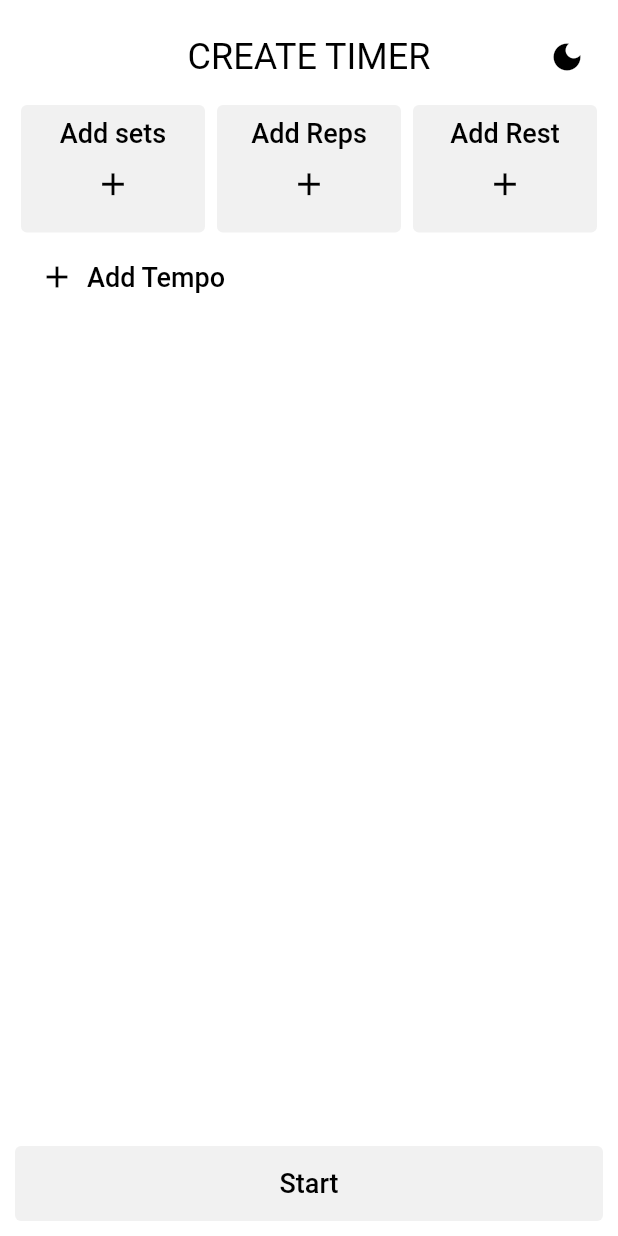
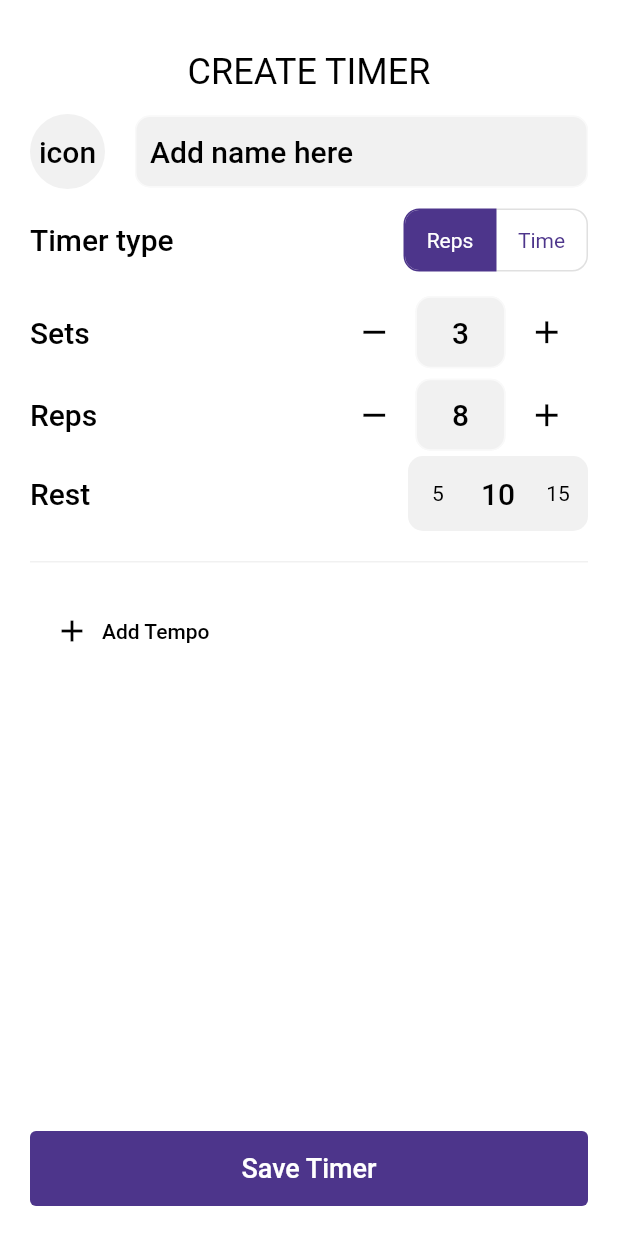
Before and after one commit to djock/intervals, a Flutter app: the screen it shows after launch, on a phone screen of 412 x 824 dp. Run offline on Flutter 3.47's test engine with Material 2 defaults, Android fonts, the light colour scheme and no system bars; drawn by our look-alikes of flutter_slidable, numberpicker; our stand-ins replace adaptive_dialog, another_flushbar, assets_audio_player, flutter_riverpod; missing offline and left inert: simple_logger.

Commit message:
Create Timer new ui

```diff
--- a/lib/main.dart
+++ b/lib/main.dart
@@ -1,6 +1,7 @@
 import 'package:flutter/material.dart';
 import 'package:flutter/services.dart';
 import 'package:flutter_riverpod/flutter_riverpod.dart';
+import 'package:focus/screens/create_timer_screen.dart';
 import 'package:focus/screens/navigation_screen.dart';
 import 'package:focus/screens/timer_screen.dart';
 import 'package:focus/screens/timer_settings_screen.dart';
@@ -8,6 +9,8 @@ import 'package:focus/utilities/app_theme.dart';
 import 'package:focus/utilities/providers.dart';
 
 void main() {
+  WidgetsFlutterBinding.ensureInitialized();
+
   Future.delayed(Duration(milliseconds: 1))
       .then((value) => SystemChrome.setPreferredOrientations([
             DeviceOrientation.portraitUp,
@@ -46,6 +49,7 @@ class AppState extends State<App> {
             NavigationScreen.id: (context) => NavigationScreen(),
             TimerSettingsScreen.id: (context) => TimerSettingsScreen(),
             TimerScreen.id: (context) => TimerScreen(),
+            CreateTimerScreen.id: (context) => CreateTimerScreen(),
           },
         );
       },
--- a/lib/models/timer_settings.dart
+++ b/lib/models/timer_settings.dart
@@ -2,10 +2,10 @@ import 'package:flutter/material.dart';
 import 'package:focus/models/index_key_value_pair.dart';
 
 class TimerSettings extends ChangeNotifier {
-  int sets = 0;
-  int reps = 0;
-  int time = 0;
-  int rest = 0;
+  int sets = 3;
+  int reps = 8;
+  int time = 300;
+  int rest = 60;
   // Map<String,int> tempos = {};
   List<IndexKeyValuePair> temposList = [];
   int listCount = 0;
@@ -24,6 +24,11 @@ class TimerSettings extends ChangeNotifier {
 
   void updateRest(int newValue) {
     rest = newValue;
+    notifyListeners();
+  }
+
+  void updateTotalTime(int newValue) {
+    time = newValue;
     notifyListeners();
   }
 
--- /dev/null
+++ b/lib/screens/create_timer_screen.dart
@@ -0,0 +1,287 @@
+import 'package:flutter/material.dart';
+import 'package:flutter_riverpod/flutter_riverpod.dart';
+import 'package:focus/screens/timer_screen.dart';
+import 'package:focus/utilities/constants.dart';
+import 'package:focus/utilities/localizations.dart';
+import 'package:focus/utilities/providers.dart';
+import 'package:focus/widgets/create_tempo_widget.dart';
+import 'package:focus/widgets/notification_bar.dart';
+import 'package:focus/widgets/row_text_icon_button.dart';
+
+import '../utilities/logger.dart';
+import '../widgets/custom_app_bar.dart';
+import '../widgets/expanded_test_button.dart';
+import '../widgets/interval_item.dart';
+import '../widgets/picker_interval_item.dart';
+import '../widgets/tempo_list_item.dart';
+import 'pop_scope_screen.dart';
+
+enum TimerType { reps, time }
+
+class CreateTimerScreen extends ConsumerStatefulWidget {
+  static const String id = 'CreateTimerScreen';
+
+  @override
+  CreateTimerScreenState createState() => CreateTimerScreenState();
+}
+
+class CreateTimerScreenState extends ConsumerState<CreateTimerScreen> {
+  List<Widget> _timerTypeTexts = <Widget>[
+    Text(AppLocalizations.forReps),
+    Text(AppLocalizations.forTime),
+  ];
+
+  List<TimerType> _timerTypes = <TimerType>[
+    TimerType.reps,
+    TimerType.time,
+  ];
+
+  TimerType _timerType = TimerType.reps;
+
+  final _formKey = GlobalKey<FormState>();
+  final List<bool> toggleStates = <bool>[true, false];
+  final TextEditingController _textEditingController = TextEditingController();
+
+  @override
+  Widget build(BuildContext context) {
+    final timerSettings = ref.watch(timerSettingsNotifier);
+
+    return PopScopeScreen(
+      child: Scaffold(
+        resizeToAvoidBottomInset: false,
+        appBar: CustomAppBar.buildNormal(
+            context, AppLocalizations.createTimerScreenTitle),
+        body: Container(
+          padding: EdgeInsets.all(0.0),
+          child: Column(
+            mainAxisSize: MainAxisSize.min,
+            mainAxisAlignment: MainAxisAlignment.start,
+            children: [
+              _buildIconAndInput(),
+              _buildTimerTypeSelector(),
+              _timerType == TimerType.reps ? _buildTypeReps() : _buildTypeTime(),
+              const SizedBox(
+                height: 20,
+              ),
+              Container(
+                height: 1,
+                color: Theme.of(context).colorScheme.secondary,
+              ),
+              const SizedBox(
+                height: 20,
+              ),
+              Expanded(child: SingleChildScrollView(child: _buildTempos(ref))),
+              ExpandedTextButton(
+                  text: AppLocalizations.saveTimer,
+                  callback: () {
+                    if (timerSettings.temposList.isEmpty) {
+                      NotificationBar.build(
+                          context,
+                          AppLocalizations.noTemposErrorTitle,
+                          AppLocalizations.noTemposErrorMessage,
+                          Theme.of(context).colorScheme.error);
+                    } else {
+                      if (_formKey.currentState!.validate()) {
+                        NotificationBar.build(
+                            context,
+                            AppLocalizations.noTemposErrorTitle,
+                            AppLocalizations.noTemposErrorMessage,
+                            Theme.of(context).colorScheme.error);
+                      } else {
+                        activeTimerSettings = timerSettings;
+                        Navigator.of(context).pushNamed(TimerScreen.id);
+                      }
+                    }
+                  }),
+            ],
+          ),
+        ),
+      ),
+    );
+  }
+
+  Widget _buildTempos(WidgetRef ref) {
+    final timerSettings = ref.watch(timerSettingsNotifier);
+    List<Widget> _tempos = [];
+
+    for (var item in timerSettings.temposList) {
+      _tempos.add(new TempoListItem(
+        color: Theme.of(context).colorScheme.primary,
+        title: item.key,
+        value: item.value,
+        onChanged: (newValue) {
+          ref
+              .read(timerSettingsNotifier)
+              .updateTemposList(item.index, item.key, newValue);
+        },
+      ));
+    }
+
+    _tempos.add(RowIconTextButton(
+      callback: () {
+        _openBottomSheet(ref);
+      },
+      text: AppLocalizations.addTempo,
+      icon: Icons.add,
+    ));
+
+    return Column(
+      children: _tempos,
+    );
+  }
+
+  void _openBottomSheet(WidgetRef ref) {
+    final timerSettings = ref.watch(timerSettingsNotifier);
+    showModalBottomSheet<void>(
+      isScrollControlled: true,
+      context: context,
+      builder: (BuildContext context) {
+        return Padding(
+            padding: MediaQuery.of(context).viewInsets,
+            child: CreateTempoWidget(callback: (text, value) {
+              ref
+                  .read(timerSettingsNotifier)
+                  .updateTemposList(timerSettings.listCount, text, value);
+              Navigator.pop(context);
+            }));
+      },
+    );
+  }
+
+  Widget _buildIconAndInput() {
+    return Row(
+      children: [
+        Container(
+            width: 50.0,
+            height: 50.0,
+            decoration: BoxDecoration(
+              color: Theme.of(context).colorScheme.secondary,
+              shape: BoxShape.circle,
+            ),
+            child: Center(
+                child: Text(
+              'icon',
+              style: Theme.of(context).textTheme.headline6,
+            ))),
+        SizedBox(width: 20.0),
+        Expanded(
+          child: TextFormField(
+            controller: _textEditingController,
+            style: Theme.of(context).textTheme.headline6,
+            decoration: InputDecoration(
+              hintText: AppLocalizations.addNameHere,
+                hintStyle: Theme.of(context).textTheme.headline6,
+                contentPadding:
+                    const EdgeInsets.symmetric(vertical: 0.0, horizontal: 10.0),
+                filled: true,
+                fillColor: Theme.of(context).colorScheme.secondary,
+                border: OutlineInputBorder(
+                    borderRadius: BorderRadius.all(Radius.circular(10.0)),
+                    borderSide: BorderSide(
+                        width: 0.2,
+                        color: Theme.of(context).colorScheme.secondary))),
+            validator: (value) {
+              if (value == null || value.isEmpty) {
+                return 'Please enter some text';
+              }
+              return null;
+            },
+          ),
+        )
+      ],
+    );
+  }
+
+  Widget _buildTimerTypeSelector() {
+    return Container(
+      padding: EdgeInsets.symmetric(vertical: 10.0),
+      child: Row(
+        mainAxisAlignment: MainAxisAlignment.spaceBetween,
+        children: [
+          Text(
+            AppLocalizations.timerType,
+            style: Theme.of(context).textTheme.headline6,
+          ),
+          ToggleButtons(
+            direction: Axis.horizontal,
+            onPressed: (int index) {
+              for (int i = 0; i < toggleStates.length; i++) {
+                toggleStates[i] = i == index;
+
+                if (i == index) {
+                  if(_timerType != _timerTypes[i]) {
+                    _timerType = _timerTypes[i];
+                    setState(() {
+                      logger.info('Selected ' + _timerType.toString());
+                    });
+                  }
+                }
+              }
+            },
+            borderRadius: const BorderRadius.all(Radius.circular(10)),
+            selectedBorderColor: Theme.of(context).colorScheme.primary,
+            selectedColor: Colors.white,
+            fillColor: Theme.of(context).colorScheme.primary,
+            color: Theme.of(context).colorScheme.primary,
+            constraints: const BoxConstraints(
+              minHeight: 40.0,
+              minWidth: 60.0,
+            ),
+            isSelected: toggleStates,
+            children: _timerTypeTexts,
+          ),
+        ],
+      ),
+    );
+  }
+
+  Widget _buildTypeReps() {
+    final timerSettingsWatcher = ref.watch(timerSettingsNotifier);
+
+    return Column(
+      children: [
+        IntervalItem(
+          value: timerSettingsWatcher.sets,
+          onChanged: (newValue) {
+            if(newValue > 0) {
+              timerSettingsWatcher.updateSets(newValue);
+            }
+          },
+          title: AppLocalizations.sets,
+        ),
+        IntervalItem(
+          value: timerSettingsWatcher.reps,
+          onChanged: (newValue) {
+            if(newValue > 0) {
+              timerSettingsWatcher.updateReps(newValue);
+            }
+          },
+          title: AppLocalizations.reps,
+        ),
+        PickerIntervalItem(
+          value: timerSettingsWatcher.rest,
+          onChanged: (newValue) {
+            if(newValue > 0) {
+              timerSettingsWatcher.updateRest(newValue);
+            }
+          },
+          title: AppLocalizations.rest,
+        )
+      ],
+    );
+  }
+
+  Widget _buildTypeTime() {
+    final timerSettingsWatcher = ref.watch(timerSettingsNotifier);
+
+    return PickerIntervalItem(
+      value: timerSettingsWatcher.time,
+      onChanged: (newValue) {
+        if(newValue > 0) {
+          timerSettingsWatcher.updateTotalTime(newValue);
+        }
+      },
+      title: AppLocalizations.totalTime,
+    );
+  }
+}
--- a/lib/screens/navigation_screen.dart
+++ b/lib/screens/navigation_screen.dart
@@ -1,5 +1,7 @@
 import 'package:flutter/material.dart';
 import 'package:focus/screens/timer_settings_screen.dart';
+
+import 'create_timer_screen.dart';
 
 class NavigationScreen extends StatefulWidget {
   static const String id = 'NavigationScreen';
@@ -11,7 +13,7 @@ class NavigationScreen extends StatefulWidget {
 class NavigationScreenState extends State<NavigationScreen> {
   int _selectedScreenIndex = 0;
   List<Widget> _screens = [
-    TimerSettingsScreen(),
+    CreateTimerScreen(),
   ];
 
   @override
@@ -21,8 +23,8 @@ class NavigationScreenState extends State<NavigationScreen> {
         return true;
       },
       child: Scaffold(
-
-        body: Container(padding: EdgeInsets.all(10),child: _screens[_selectedScreenIndex]),
+        resizeToAvoidBottomInset: false,
+        body: Container(padding: EdgeInsets.all(20),child: _screens[_selectedScreenIndex]),
         // bottomNavigationBar: BottomNavigationBar(
         //   items: [
         //     BottomNavigationBarItem(
--- /dev/null
+++ b/lib/screens/pop_scope_screen.dart
@@ -0,0 +1,35 @@
+import 'package:adaptive_dialog/adaptive_dialog.dart';
+import 'package:flutter/material.dart';
+import 'package:focus/utilities/localizations.dart';
+
+import '../utilities/logger.dart';
+
+class PopScopeScreen extends StatelessWidget {
+  final Widget child;
+
+  const PopScopeScreen({Key? key, required this.child}) : super(key: key);
+
+  @override
+  Widget build(BuildContext context) {
+    return WillPopScope(
+        onWillPop: () async {
+          final result = await showOkCancelAlertDialog(
+            context: context,
+            okLabel: AppLocalizations.close,
+            cancelLabel: AppLocalizations.cancel,
+            title: AppLocalizations.closeAppTitle,
+            message: AppLocalizations.closeAppMessage,
+            defaultType: OkCancelAlertDefaultType.cancel,
+            isDestructiveAction: true,
+          );
+          logger.info('Close app result: $result');
+
+          if (result == OkCancelResult.ok) {
+            return true;
+          } else {
+            return false;
+          }
+        },
+        child: child);
+  }
+}
--- a/lib/screens/timer_settings_screen.dart
+++ b/lib/screens/timer_settings_screen.dart
@@ -32,7 +32,7 @@ class TimerSettingsScreenState extends State<TimerSettingsScreen> {
 
         return Scaffold(
           appBar: CustomAppBar.buildWithAction(
-              context, AppLocalizations.timerSettingsScreenTitle, [
+              context, AppLocalizations.createTimerScreenTitle, [
             IconButton(
                 icon: Icon(Icons.dark_mode_sharp),
                 color: Theme.of(context).colorScheme.onPrimary,
--- a/lib/utilities/app_theme.dart
+++ b/lib/utilities/app_theme.dart
@@ -22,7 +22,7 @@ class AppTheme {
     canvasColor: Colors.white,
     colorScheme: ColorScheme(
       brightness: Brightness.dark,
-      primary: Colors.white,
+      primary: new Color(0XFF4D358B),
       onPrimary: Colors.black,
       secondary: Colors.grey.withOpacity(0.15),
       onSecondary: Colors.black,
@@ -64,7 +64,7 @@ class AppTheme {
         subtitle2: TextStyle(
           color: Colors.grey,
         ),
-        button: TextStyle(color: Colors.black, fontSize: 18)),
+        button: TextStyle(color: Colors.white, fontSize: 18)),
     bottomNavigationBarTheme: BottomNavigationBarThemeData(
       backgroundColor: Colors.white,
       selectedItemColor: Colors.black,
--- a/lib/utilities/localizations.dart
+++ b/lib/utilities/localizations.dart
@@ -1,5 +1,5 @@
 class AppLocalizations {
-  static String timerSettingsScreenTitle = 'Create Timer';
+  static String createTimerScreenTitle = 'Create Timer';
   static String start = 'Start';
   static String addTempo = 'Add Tempo';
   static String sets = 'Sets';
@@ -19,6 +19,16 @@ class AppLocalizations {
   static String noTemposErrorMessage = 'Add some tempos to start the timer';
   static String resumeTimerButton = 'Resume';
   static String pauseTimerButton = 'Pause';
+  static String closeAppTitle = 'Close App';
+  static String closeAppMessage = 'Are you sure you want to close the app?';
+  static String close = 'Close';
+  static String cancel = 'Cancel';
+  static String saveTimer = 'Save Timer';
+  static String timerType = 'Timer type';
+  static String forTime = 'Time';
+  static String forReps = 'Reps';
+  static String totalTime = 'Total Time';
+  static String addNameHere = 'Add name here';
 
   static String getLocalization(String key, String oldText, String newText) {
     return key.replaceAll(oldText, newText);
--- /dev/null
+++ b/lib/utilities/logger.dart
@@ -0,0 +1,8 @@
+import 'package:simple_logger/simple_logger.dart';
+
+final SimpleLogger logger = SimpleLogger()
+  ..mode = LoggerMode.print
+  ..setLevel(
+    Level.FINEST,
+    includeCallerInfo: true,
+  );
--- a/lib/widgets/custom_app_bar.dart
+++ b/lib/widgets/custom_app_bar.dart
@@ -4,7 +4,6 @@ class CustomAppBar {
   static PreferredSizeWidget buildWithActions(List<Widget> actions,
       {double elevation = 0.0, String text = '', double iconSize = 24}) {
     return AppBar(
-      backgroundColor: Colors.teal,
       elevation: elevation,
       iconTheme: IconThemeData(color: Colors.teal, size: iconSize),
       actions: actions,
@@ -18,7 +17,7 @@ class CustomAppBar {
   static PreferredSizeWidget buildNormal(BuildContext context, String text,
       {double elevation = 0.0}) =>
       AppBar(
-        backgroundColor: Theme.of(context).colorScheme.primary,
+        backgroundColor: Theme.of(context).colorScheme.background,
         elevation: elevation,
         title: Text(
           text.toUpperCase(),
--- a/lib/widgets/expanded_test_button.dart
+++ b/lib/widgets/expanded_test_button.dart
@@ -18,7 +18,7 @@ class ExpandedTextButton extends StatelessWidget {
             style: OutlinedButton.styleFrom(
                 minimumSize: Size(200, 50),
                 side: BorderSide.none,
-                backgroundColor: Theme.of(context).colorScheme.secondary),
+                backgroundColor: Theme.of(context).colorScheme.primary),
             onPressed: callback,
             child: Text(
               text,
--- /dev/null
+++ b/lib/widgets/interval_item.dart
@@ -0,0 +1,111 @@
+import 'package:flutter/material.dart';
+import 'package:flutter_slidable/flutter_slidable.dart';
+import 'package:focus/utilities/constants.dart';
+import 'package:focus/widgets/round_button.dart';
+
+import '../utilities/logger.dart';
+
+class IntervalItem extends StatelessWidget {
+  IntervalItem({
+    required this.value,
+    required this.onChanged,
+    required this.title,
+  });
+
+  final int value;
+  final ChangeCallback onChanged;
+  final String title;
+
+  void doNothing(BuildContext context) {
+    logger.info('doNothing');
+  }
+
+  final _formKey = GlobalKey<FormState>();
+  final TextEditingController _textEditingController = TextEditingController();
+
+  @override
+  Widget build(BuildContext context) {
+    return Slidable(
+      key: const ValueKey(0),
+      endActionPane: ActionPane(
+        motion: ScrollMotion(),
+        children: [
+          SlidableAction(
+            onPressed: doNothing,
+            backgroundColor: Theme.of(context).colorScheme.error,
+            foregroundColor: Theme.of(context).colorScheme.onError,
+            icon: Icons.delete,
+          ),
+        ],
+      ),
+      child: Container(
+        child: Row(
+          mainAxisAlignment: MainAxisAlignment.spaceBetween,
+          children: <Widget>[
+            Text(
+              title,
+              style: Theme.of(context).textTheme.headline6,
+            ),
+            Row(
+              children: [
+                RoundButton(
+                  color: Theme.of(context).colorScheme.primary,
+                  child: Icon(
+                    value == 1 ? Icons.delete : Icons.remove,
+                    color: value == 1
+                        ? Colors.red
+                        : Theme.of(context).colorScheme.onPrimary,
+                    size: roundButtonIconSize,
+                  ),
+                  onPressed: () {
+                    onChanged(value - 1);
+                  },
+                ),
+                Container(
+                  width: 60,
+                  child: TextFormField(
+                    textAlign: TextAlign.center,
+                    controller: _textEditingController,
+                    keyboardType: TextInputType.number,
+                    style: Theme.of(context).textTheme.headline6,
+                    decoration: InputDecoration(
+                        alignLabelWithHint: true,
+                        hintText: value.toString(),
+                        hintStyle: Theme.of(context).textTheme.headline6,
+                        contentPadding: EdgeInsets.zero,
+                        filled: true,
+                        fillColor: Theme.of(context).colorScheme.secondary,
+                        border: OutlineInputBorder(
+                            borderRadius:
+                                BorderRadius.all(Radius.circular(10.0)),
+                            borderSide: BorderSide(
+                                width: 0.2,
+                                color:
+                                    Theme.of(context).colorScheme.secondary))),
+                    validator: (value) {
+                      if (value == null || value.isEmpty || value.toString() == '0') {
+                        return 'Please enter some text';
+                      }
+                      return null;
+                    },
+                  ),
+                ),
+                RoundButton(
+                  color: Theme.of(context).colorScheme.primary,
+                  child: Icon(
+                    Icons.add,
+                    color: Theme.of(context).colorScheme.onPrimary,
+                    size: roundButtonIconSize,
+                  ),
+                  onPressed: () {
+                    onChanged(value + 1);
+                  },
+                ),
+              ],
+            )
+          ],
+        ),
+      ),
+    );
+  }
+}
--- /dev/null
+++ b/lib/widgets/picker_interval_item.dart
@@ -0,0 +1,82 @@
+import 'package:flutter/material.dart';
+import 'package:flutter_riverpod/flutter_riverpod.dart';
+import 'package:flutter_slidable/flutter_slidable.dart';
+import 'package:focus/utilities/constants.dart';
+import 'package:numberpicker/numberpicker.dart';
+
+import '../utilities/logger.dart';
+
+class PickerIntervalItem extends ConsumerStatefulWidget {
+  PickerIntervalItem({
+    required this.value,
+    required this.onChanged,
+    required this.title,
+  });
+
+  final int value;
+  final ChangeCallback onChanged;
+  final String title;
+
+  @override
+  PickerIntervalItemState createState() => PickerIntervalItemState();
+}
+
+class PickerIntervalItemState extends ConsumerState<PickerIntervalItem> {
+  void doNothing(BuildContext context) {
+    logger.info('doNothing');
+  }
+
+  final TextEditingController _textEditingController = TextEditingController();
+
+  int _currentIntValue = 10;
+
+  @override
+  Widget build(BuildContext context) {
+    return Slidable(
+      key: const ValueKey(0),
+      endActionPane: ActionPane(
+        motion: ScrollMotion(),
+        children: [
+          SlidableAction(
+            onPressed: doNothing,
+            backgroundColor: Theme.of(context).colorScheme.error,
+            foregroundColor: Theme.of(context).colorScheme.onError,
+            icon: Icons.delete,
+          ),
+        ],
+      ),
+      child: Container(
+        child: Row(
+          mainAxisAlignment: MainAxisAlignment.spaceBetween,
+          children: <Widget>[
+            Text(
+              widget.title,
+              style: Theme.of(context).textTheme.headline6,
+            ),
+            Container(
+              decoration: BoxDecoration(
+                color: Theme.of(context).colorScheme.secondary,
+                borderRadius: BorderRadius.all(Radius.circular(10))
+              ),
+              width: 120,
+              child: NumberPicker(
+                  axis: Axis.horizontal,
+                  textStyle: Theme.of(context).textTheme.bodyText2,
+                  selectedTextStyle: Theme.of(context).textTheme.headline6,
+                  itemWidth: 40,
+                  value: _currentIntValue,
+                  minValue: 0,
+                  maxValue: 300,
+                  step: 5,
+                  haptics: true,
+                  onChanged: (value) => setState(() {
+                    widget.onChanged(value);
+                    _currentIntValue = value;
+                  })),
+            )
+          ],
+        ),
+      ),
+    );
+  }
+}
--- a/lib/widgets/round_button.dart
+++ b/lib/widgets/round_button.dart
@@ -18,6 +18,7 @@ class RoundButton extends StatelessWidget {
         elevation: 0,
         color: Colors.transparent,
         onPressed: onPressed,
+        onLongPress: () => onPressed(),
         child: child,
         shape: CircleBorder(),
         height: height,
--- a/lib/widgets/row_text_icon_button.dart
+++ b/lib/widgets/row_text_icon_button.dart
@@ -19,7 +19,7 @@ class RowIconTextButton extends StatelessWidget {
             padding: const EdgeInsets.all(8.0),
             child: Icon(icon, color: Theme.of(context).colorScheme.onPrimary,),
           ),
-          Text(text, style: Theme.of(context).textTheme.button, )
+          Text(text, style: Theme.of(context).textTheme.bodyText1, )
         ],
       ),
     );
--- a/pubspec.yaml
+++ b/pubspec.yaml
@@ -25,6 +25,9 @@ dependencies:
   assets_audio_player: ^3.0.4+3
   numberpicker: ^2.1.1
   another_flushbar: ^1.10.29
+  adaptive_dialog: ^1.8.0+1
+  simple_logger: ^1.9.0+1
+  flutter_slidable: ^2.0.0
 
 dev_dependencies:
   flutter_test:
```
Also changed, not shown: lib/widgets/input_interval_item.dart (added), pubspec.lock, 1 other file.
